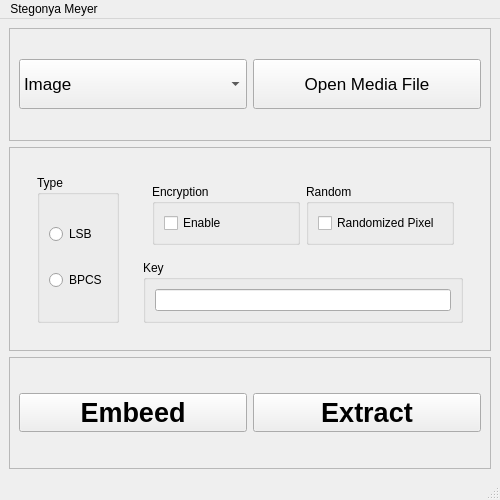
The window that ui/mainwindow.ui (vincentbudianto/Stego-Helper) describes before a commit, drawn with Qt 5.
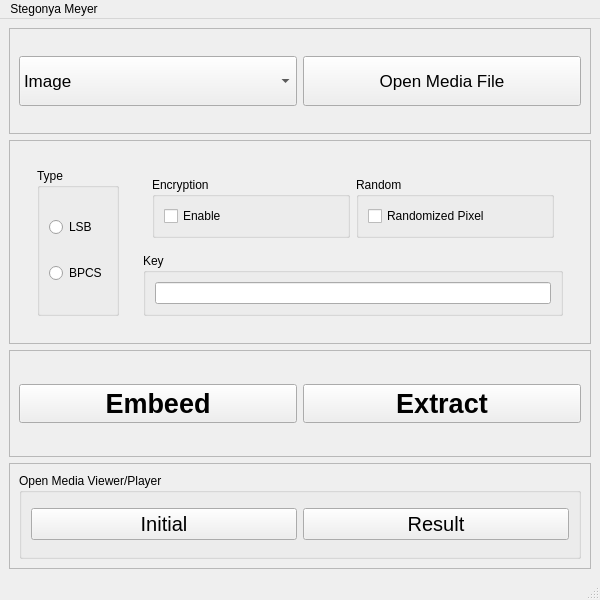
The same window after the commit.

Commit message: fix main window ui

```diff
--- a/ui/mainwindow.ui
+++ b/ui/mainwindow.ui
@@ -6,8 +6,8 @@
    <rect>
     <x>0</x>
     <y>0</y>
-    <width>500</width>
-    <height>500</height>
+    <width>600</width>
+    <height>600</height>
    </rect>
   </property>
   <property name="windowTitle">
@@ -218,6 +218,51 @@
       </layout>
      </widget>
     </item>
+    <item>
+     <widget class="QFrame" name="frame_4">
+      <property name="frameShape">
+       <enum>QFrame::StyledPanel</enum>
+      </property>
+      <property name="frameShadow">
+       <enum>QFrame::Raised</enum>
+      </property>
+      <layout class="QHBoxLayout" name="horizontalLayout_7">
+       <item>
+        <widget class="QGroupBox" name="groupBox_5">
+         <property name="title">
+          <string>Open Media Viewer/Player</string>
+         </property>
+         <layout class="QHBoxLayout" name="horizontalLayout_8">
+          <item>
+           <widget class="QPushButton" name="pushButton_4">
+            <property name="font">
+             <font>
+              <pointsize>15</pointsize>
+             </font>
+            </property>
+            <property name="text">
+             <string>Initial</string>
+            </property>
+           </widget>
+          </item>
+          <item>
+           <widget class="QPushButton" name="pushButton_5">
+            <property name="font">
+             <font>
+              <pointsize>15</pointsize>
+             </font>
+            </property>
+            <property name="text">
+             <string>Result</string>
+            </property>
+           </widget>
+          </item>
+         </layout>
+        </widget>
+       </item>
+      </layout>
+     </widget>
+    </item>
    </layout>
   </widget>
   <widget class="QMenuBar" name="menubar">
@@ -225,7 +270,7 @@
     <rect>
      <x>0</x>
      <y>0</y>
-     <width>500</width>
+     <width>600</width>
      <height>22</height>
     </rect>
    </property>
```
The commit also changes 1 other file.
